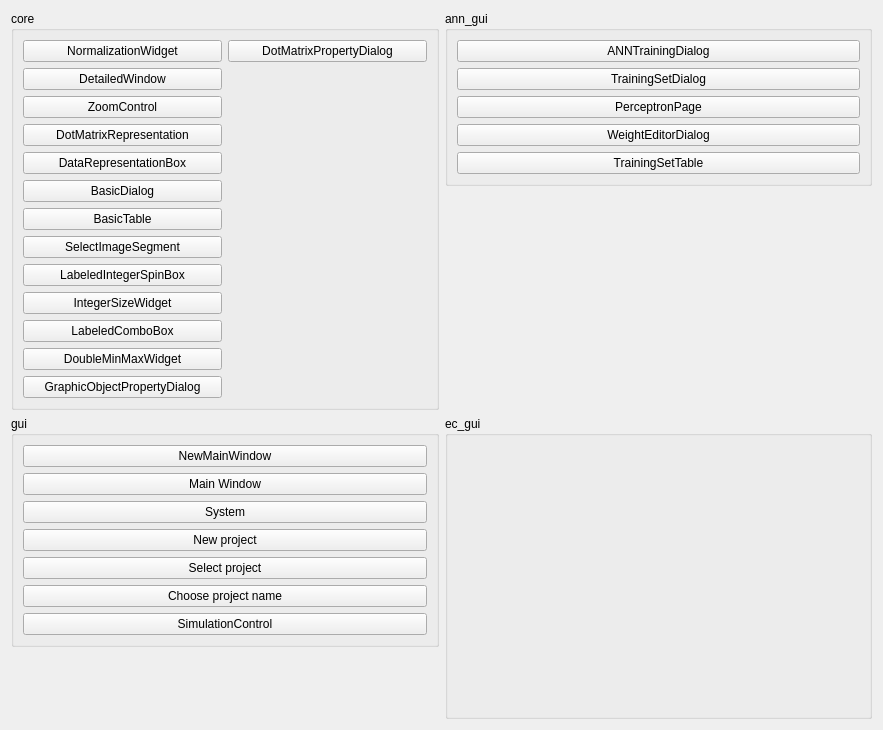
Above: INSYDE/gui/prueba_pantallas.ui from varpercl/INSYDE before the change. Below: the same form after it.
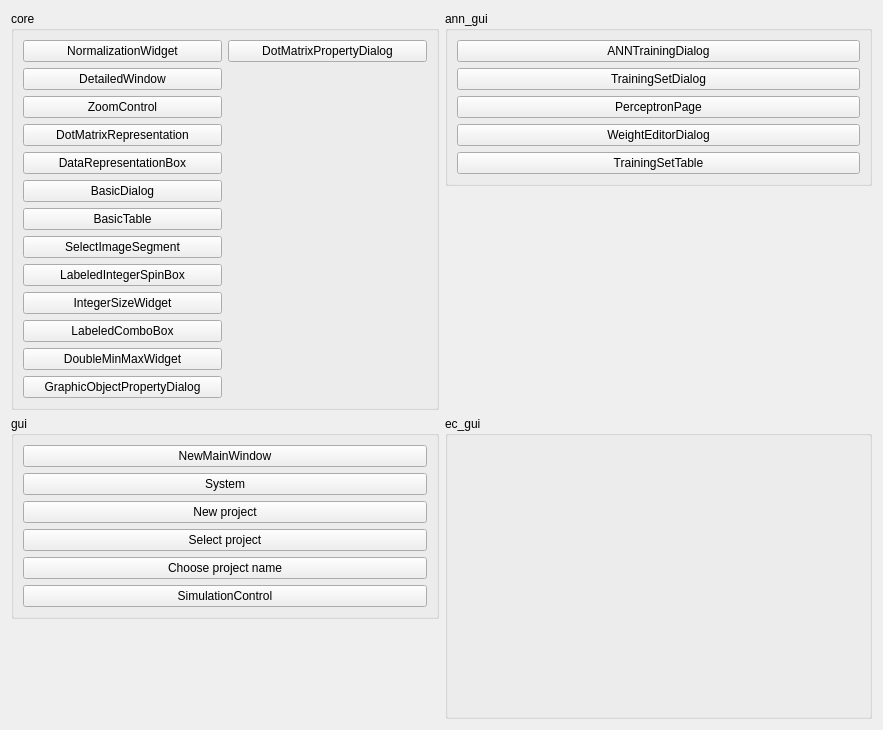
That is the form after the change.

What changed in the file:
```diff
--- a/INSYDE/gui/prueba_pantallas.ui
+++ b/INSYDE/gui/prueba_pantallas.ui
@@ -180,20 +180,6 @@
       <set>Qt::AlignLeading|Qt::AlignLeft|Qt::AlignTop</set>
      </property>
      <layout class="QGridLayout" name="gridLayout_3">
-      <item row="2" column="0">
-       <widget class="QPushButton" name="systemButton">
-        <property name="text">
-         <string>System</string>
-        </property>
-       </widget>
-      </item>
-      <item row="1" column="0">
-       <widget class="QPushButton" name="mainWindowButton">
-        <property name="text">
-         <string>Main Window</string>
-        </property>
-       </widget>
-      </item>
       <item row="0" column="0">
        <widget class="QPushButton" name="NewMainWindowButton">
         <property name="text">
@@ -201,34 +187,41 @@
         </property>
        </widget>
       </item>
-      <item row="4" column="0">
+      <item row="3" column="0">
        <widget class="QPushButton" name="selectProjectButton">
         <property name="text">
          <string>Select project</string>
         </property>
        </widget>
       </item>
-      <item row="3" column="0">
-       <widget class="QPushButton" name="newProjectButton">
+      <item row="1" column="0">
+       <widget class="QPushButton" name="systemButton">
         <property name="text">
-         <string>New project</string>
+         <string>System</string>
         </property>
        </widget>
       </item>
       <item row="5" column="0">
-       <widget class="QPushButton" name="chooseProjectNameButton">
-        <property name="text">
-         <string>Choose project name</string>
-        </property>
-       </widget>
-      </item>
-      <item row="6" column="0">
        <widget class="QPushButton" name="SimulationControlButton">
         <property name="text">
          <string>SimulationControl</string>
         </property>
        </widget>
       </item>
+      <item row="4" column="0">
+       <widget class="QPushButton" name="chooseProjectNameButton">
+        <property name="text">
+         <string>Choose project name</string>
+        </property>
+       </widget>
+      </item>
+      <item row="2" column="0">
+       <widget class="QPushButton" name="newProjectButton">
+        <property name="text">
+         <string>New project</string>
+        </property>
+       </widget>
+      </item>
      </layout>
     </widget>
    </item>
```
